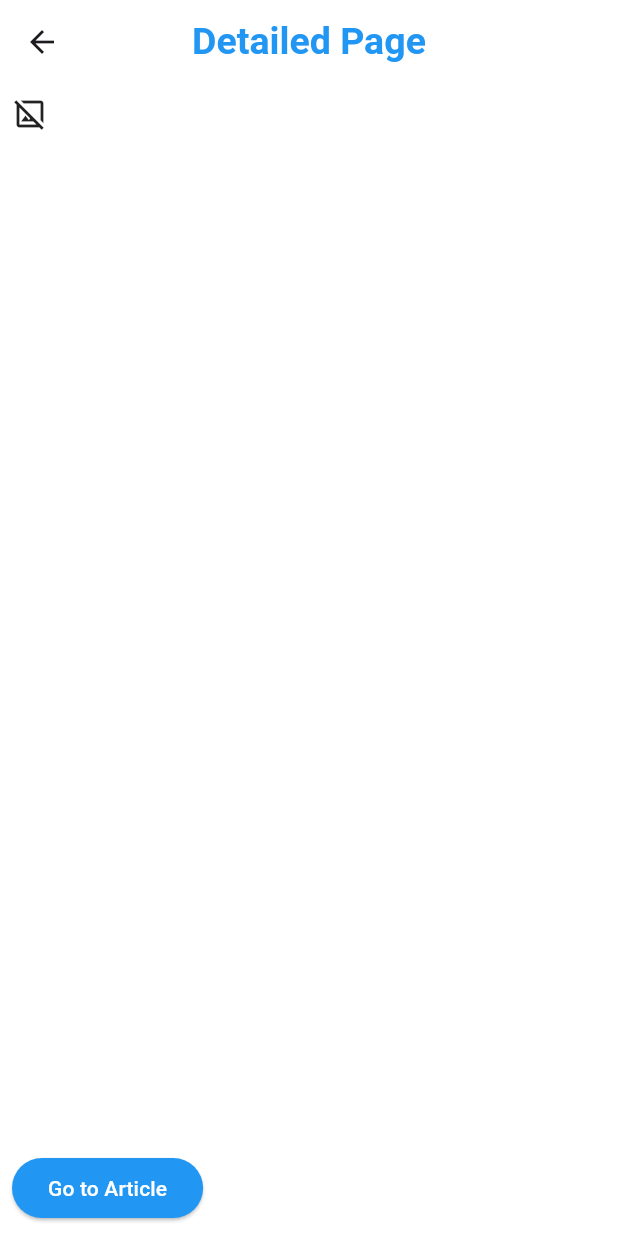
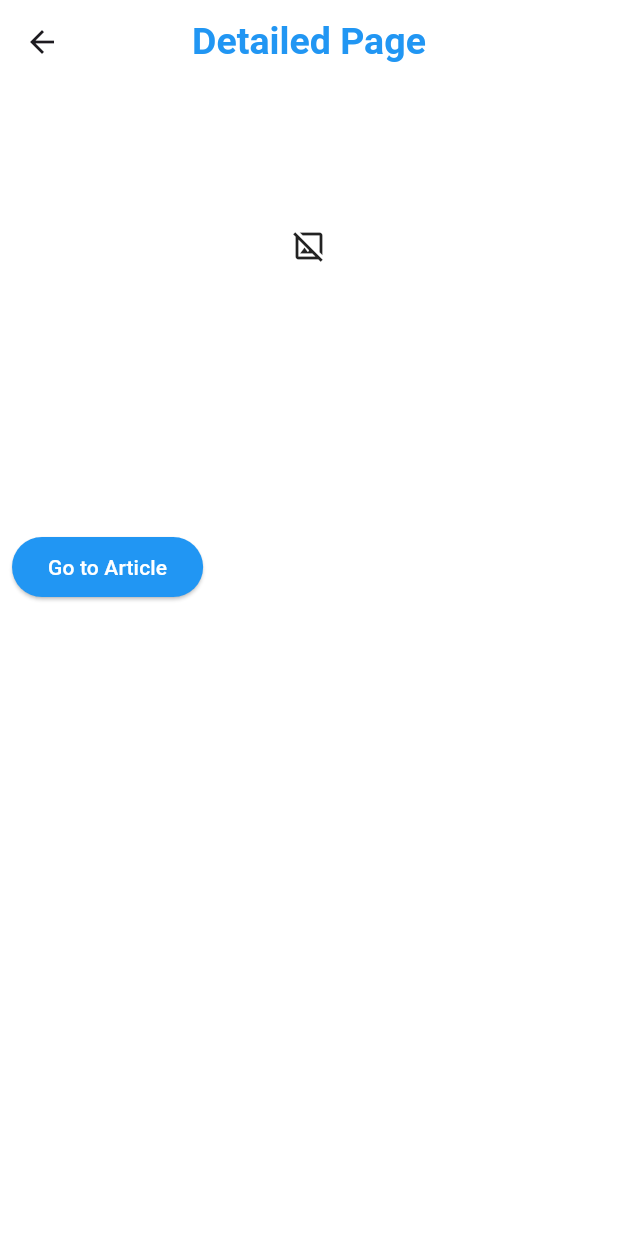
Before and after one commit to kerolosSamaan101/-News-App-Task, a Flutter app: the Detailedpage screen opened directly with empty values, after a tap on "Go to Article", on a phone screen of 412 x 824 dp. Run offline on Flutter 3.47's test engine with Material 3 defaults, Android fonts, the phone set to English and light mode, and no system bars; our stand-ins replace flutter_bloc.

Commit message:
Make Detailed Page Scrollable

```diff
--- a/newsapp/lib/Screens/DetailedPage.dart
+++ b/newsapp/lib/Screens/DetailedPage.dart
@@ -26,36 +26,41 @@ class _DetailedpageState extends State<Detailedpage> {
       ),
       body: Padding(
         padding: EdgeInsets.all(8),
+        child: SingleChildScrollView(
           child: Column(
+            crossAxisAlignment: CrossAxisAlignment.start,
             mainAxisAlignment: MainAxisAlignment.start,
-          crossAxisAlignment: CrossAxisAlignment.start,
             children: [
               // News Image
-            widget.article.imageUrl.isNotEmpty
-                ? Image.network(
-                    widget.article.imageUrl,
-                  )
+              SizedBox(
+                height: 200,
+                width: double.infinity,
+                child: widget.article.imageUrl.isNotEmpty
+                    ? Image.network(widget.article.imageUrl)
                     : const Icon(Icons.hide_image_outlined),
+              ),
+              SizedBox(
+                height: 15,
+              ),
+
               // News Title
               Text(
                 widget.article.title,
                 style: TextStyle(fontWeight: FontWeight.bold, fontSize: 20),
               ),
+
               // News description
-            Text(
-              widget.article.description,
-              style: TextStyle(),
+              Text(widget.article.description),
+
+              SizedBox(
+                height: 25,
               ),
-            Spacer(),
               // Button to open the full article in the browser
               ElevatedButton(
                 style: ElevatedButton.styleFrom(backgroundColor: Colors.blue),
                 onPressed: () async {
                   final Uri url = Uri.parse(widget.article.url);
-                await launchUrl(
-                  Uri.parse(widget.article.url),
-                  mode: LaunchMode.platformDefault,
-                );
+                  await launchUrl(url, mode: LaunchMode.platformDefault);
                 },
                 child: const Text(
                   "Go to Article",
@@ -65,6 +70,7 @@ class _DetailedpageState extends State<Detailedpage> {
             ],
           ),
         ),
+      ),
     );
   }
 }
```
Lines whose indentation alone changed are shown as unchanged.
